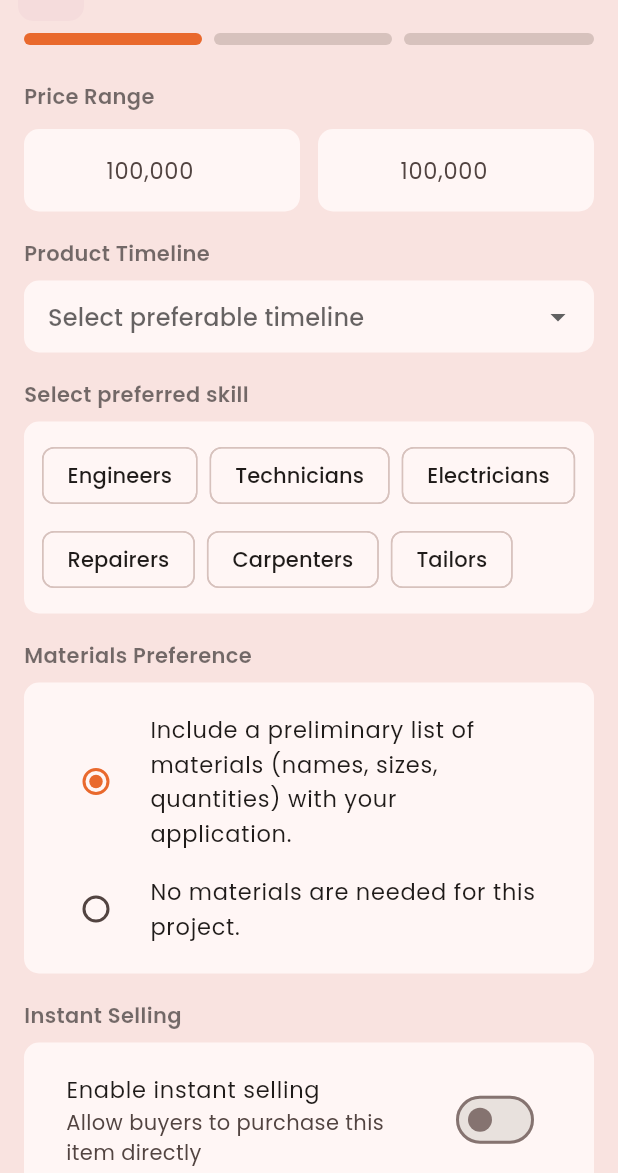
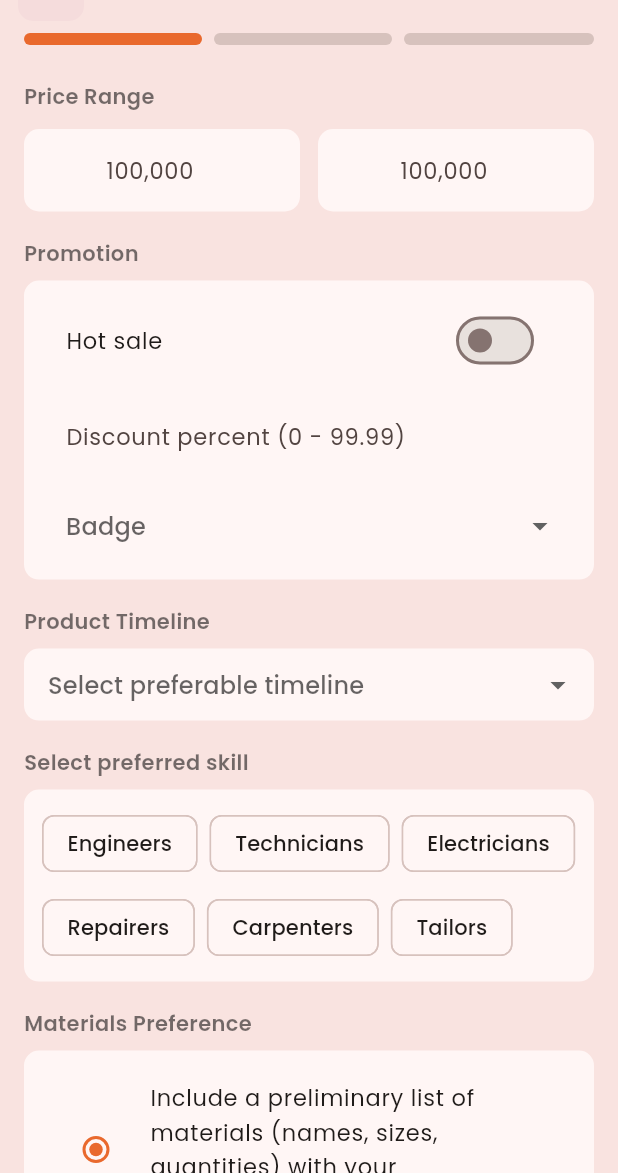
Before and after one commit to Dev-Engine-Tech/artisan_redesign, a Flutter app: the UploadCataloguePage screen opened directly, swiped to page 2, on a phone screen of 412 x 824 dp, the part 63-1236 px from its top. Run offline on Flutter 3.47's test engine with Material 3 defaults, Android fonts, the light colour scheme and no system bars; our stand-ins replace bloc, cached_network_image, camera, cloud_firestore, dio, equatable and 19 more; missing offline and left inert: firebase_performance, phone_numbers_parser; accounts and stored records are empty; network calls fail.

Commit message:
catalo changes

```diff
--- a/lib/features/catalog/data/datasources/catalog_remote_data_source_fake.dart
+++ b/lib/features/catalog/data/datasources/catalog_remote_data_source_fake.dart
@@ -117,6 +117,10 @@ class CatalogRemoteDataSourceFake implements CatalogRemoteDataSource {
     String? projectTimeline,
     List<String> imagePaths = const [],
     bool instantSelling = false,
+    bool? hotSale,
+    String? discountPercent,
+    String? badge,
+    num? priceNumeric,
     String? brand,
     String? condition,
     String? salesCategory,
@@ -158,6 +162,10 @@ class CatalogRemoteDataSourceFake implements CatalogRemoteDataSource {
     String? projectTimeline,
     List<String> newImagePaths = const [],
     bool? instantSelling,
+    bool? hotSale,
+    String? discountPercent,
+    String? badge,
+    num? priceNumeric,
     String? brand,
     String? condition,
     String? salesCategory,
--- a/lib/features/catalog/data/repositories/catalog_repository_impl.dart
+++ b/lib/features/catalog/data/repositories/catalog_repository_impl.dart
@@ -35,6 +35,10 @@ class CatalogRepositoryImpl implements CatalogRepository {
     String? projectTimeline,
     List<String> imagePaths = const [],
     bool instantSelling = false,
+    bool? hotSale,
+    String? discountPercent,
+    String? badge,
+    num? priceNumeric,
     String? brand,
     String? condition,
     String? salesCategory,
@@ -50,6 +54,10 @@ class CatalogRepositoryImpl implements CatalogRepository {
       projectTimeline: projectTimeline,
       imagePaths: imagePaths,
       instantSelling: instantSelling,
+      hotSale: hotSale,
+      discountPercent: discountPercent,
+      badge: badge,
+      priceNumeric: priceNumeric,
       brand: brand,
       condition: condition,
       salesCategory: salesCategory,
@@ -70,6 +78,10 @@ class CatalogRepositoryImpl implements CatalogRepository {
     String? projectTimeline,
     List<String> newImagePaths = const [],
     bool? instantSelling,
+    bool? hotSale,
+    String? discountPercent,
+    String? badge,
+    num? priceNumeric,
     String? brand,
     String? condition,
     String? salesCategory,
@@ -86,6 +98,10 @@ class CatalogRepositoryImpl implements CatalogRepository {
       projectTimeline: projectTimeline,
       newImagePaths: newImagePaths,
       instantSelling: instantSelling,
+      hotSale: hotSale,
+      discountPercent: discountPercent,
+      badge: badge,
+      priceNumeric: priceNumeric,
       brand: brand,
       condition: condition,
       salesCategory: salesCategory,
--- a/lib/features/catalog/domain/repositories/catalog_repository.dart
+++ b/lib/features/catalog/domain/repositories/catalog_repository.dart
@@ -14,6 +14,10 @@ abstract class CatalogRepository {
     String? projectTimeline,
     List<String> imagePaths,
     bool instantSelling,
+    bool? hotSale,
+    String? discountPercent,
+    String? badge,
+    num? priceNumeric,
     String? brand,
     String? condition,
     String? salesCategory,
@@ -31,6 +35,10 @@ abstract class CatalogRepository {
     String? projectTimeline,
     List<String> newImagePaths,
     bool? instantSelling,
+    bool? hotSale,
+    String? discountPercent,
+    String? badge,
+    num? priceNumeric,
     String? brand,
     String? condition,
     String? salesCategory,
--- a/lib/features/catalog/domain/usecases/create_catalog.dart
+++ b/lib/features/catalog/domain/usecases/create_catalog.dart
@@ -14,6 +14,10 @@ class CreateCatalog {
     String? projectTimeline,
     List<String> imagePaths = const [],
     bool instantSelling = false,
+    bool? hotSale,
+    String? discountPercent,
+    String? badge,
+    num? priceNumeric,
     String? brand,
     String? condition,
     String? salesCategory,
@@ -29,6 +33,10 @@ class CreateCatalog {
         projectTimeline: projectTimeline,
         imagePaths: imagePaths,
         instantSelling: instantSelling,
+        hotSale: hotSale,
+        discountPercent: discountPercent,
+        badge: badge,
+        priceNumeric: priceNumeric,
         brand: brand,
         condition: condition,
         salesCategory: salesCategory,
--- a/lib/features/catalog/domain/usecases/update_catalog.dart
+++ b/lib/features/catalog/domain/usecases/update_catalog.dart
@@ -15,6 +15,10 @@ class UpdateCatalog {
     String? projectTimeline,
     List<String> newImagePaths = const [],
     bool? instantSelling,
+    bool? hotSale,
+    String? discountPercent,
+    String? badge,
+    num? priceNumeric,
     String? brand,
     String? condition,
     String? salesCategory,
@@ -31,6 +35,10 @@ class UpdateCatalog {
         projectTimeline: projectTimeline,
         newImagePaths: newImagePaths,
         instantSelling: instantSelling,
+        hotSale: hotSale,
+        discountPercent: discountPercent,
+        badge: badge,
+        priceNumeric: priceNumeric,
         brand: brand,
         condition: condition,
         salesCategory: salesCategory,
--- a/lib/features/jobs/presentation/pages/upload_catalogue_page.dart
+++ b/lib/features/jobs/presentation/pages/upload_catalogue_page.dart
@@ -49,12 +49,16 @@ class _UploadCataloguePageState extends State<UploadCataloguePage> {
 
   // Instant selling fields
   bool _instantSelling = false;
+  bool _hotSale = false;
   final TextEditingController _brandController = TextEditingController();
   String? _condition;
   final TextEditingController _salesCategoryController =
       TextEditingController();
   bool _warranty = false;
   bool _delivery = false;
+  final TextEditingController _discountController = TextEditingController();
+  final TextEditingController _priceNumericController = TextEditingController();
+  String? _badge; // '', 'new', 'hot', 'sale'
 
   final List<String> _conditions = ['Brand New', 'Foreign used', 'Local Used'];
 
@@ -90,6 +94,8 @@ class _UploadCataloguePageState extends State<UploadCataloguePage> {
     _subCategoryIdController.dispose();
     _brandController.dispose();
     _salesCategoryController.dispose();
+    _discountController.dispose();
+    _priceNumericController.dispose();
     super.dispose();
   }
 
@@ -217,6 +223,14 @@ class _UploadCataloguePageState extends State<UploadCataloguePage> {
           projectTimeline: timelineValue,
           imagePaths: _media,
           instantSelling: _instantSelling,
+          hotSale: _hotSale,
+          discountPercent: _discountController.text.trim().isEmpty
+              ? null
+              : _discountController.text.trim(),
+          badge: _badge,
+          priceNumeric: _priceNumericController.text.trim().isEmpty
+              ? null
+              : num.tryParse(_priceNumericController.text.trim()),
           brand: _brandController.text.trim().isEmpty
               ? null
               : _brandController.text.trim(),
@@ -239,6 +253,14 @@ class _UploadCataloguePageState extends State<UploadCataloguePage> {
           projectTimeline: timelineValue,
           newImagePaths: _media,
           instantSelling: _instantSelling,
+          hotSale: _hotSale,
+          discountPercent: _discountController.text.trim().isEmpty
+              ? null
+              : _discountController.text.trim(),
+          badge: _badge,
+          priceNumeric: _priceNumericController.text.trim().isEmpty
+              ? null
+              : num.tryParse(_priceNumericController.text.trim()),
           brand: _brandController.text.trim().isEmpty
               ? null
               : _brandController.text.trim(),
@@ -958,6 +980,10 @@ class _UploadCataloguePageState extends State<UploadCataloguePage> {
                   salesCategoryController: _salesCategoryController,
                   warranty: _warranty,
                   delivery: _delivery,
+                  hotSale: _hotSale,
+                  discountController: _discountController,
+                  badge: _badge,
+                  badges: const ['', 'new', 'hot', 'sale'],
                   onTimelineChanged: (v) => setState(() => _timeline = v),
                   onSkillToggled: (s) => setState(() {
                     if (_selectedSkills.contains(s)) {
@@ -973,6 +999,9 @@ class _UploadCataloguePageState extends State<UploadCataloguePage> {
                   onConditionChanged: (v) => setState(() => _condition = v),
                   onWarrantyChanged: (v) => setState(() => _warranty = v),
                   onDeliveryChanged: (v) => setState(() => _delivery = v),
+                  onHotSaleChanged: (v) =>
+                      setState(() => _hotSale = v ?? false),
+                  onBadgeChanged: (v) => setState(() => _badge = v),
                   onNext: _next,
                 ),
                 UploadCatalogueStep3(
--- a/lib/features/jobs/presentation/widgets/upload_catalogue_step2.dart
+++ b/lib/features/jobs/presentation/widgets/upload_catalogue_step2.dart
@@ -25,6 +25,12 @@ class UploadCatalogueStep2 extends StatelessWidget {
   final TextEditingController salesCategoryController;
   final bool warranty;
   final bool delivery;
+  final bool hotSale;
+  final TextEditingController? discountController;
+  final String? badge;
+  final List<String>? badges;
+  final ValueChanged<bool>? onHotSaleChanged;
+  final ValueChanged<String?>? onBadgeChanged;
   final ValueChanged<String?> onTimelineChanged;
   final ValueChanged<String> onSkillToggled;
   final ValueChanged<bool> onMaterialsChanged;
@@ -49,6 +55,12 @@ class UploadCatalogueStep2 extends StatelessWidget {
     required this.salesCategoryController,
     required this.warranty,
     required this.delivery,
+    this.hotSale = false,
+    this.discountController,
+    this.badge,
+    this.badges,
+    this.onHotSaleChanged,
+    this.onBadgeChanged,
     required this.onTimelineChanged,
     required this.onSkillToggled,
     required this.onMaterialsChanged,
@@ -107,6 +119,60 @@ class UploadCatalogueStep2 extends StatelessWidget {
               ),
             ),
           ],
+        ),
+        const SizedBox(height: 18),
+        const Text('Promotion', style: TextStyle(fontWeight: FontWeight.w600)),
+        AppSpacing.spaceSM,
+        Container(
+          padding: AppSpacing.paddingMD,
+          decoration: BoxDecoration(
+              color: context.cardBackgroundColor,
+              borderRadius: BorderRadius.circular(10)),
+          child: Column(
+            children: [
+              SwitchListTile(
+                title: const Text('Hot sale'),
+                value: hotSale,
+                onChanged: onHotSaleChanged,
+              ),
+              AppSpacing.spaceSM,
+              TextField(
+                controller: discountController,
+                keyboardType: TextInputType.number,
+                decoration: InputDecoration(
+                  prefixText: '',
+                  suffixText: '%',
+                  filled: true,
+                  fillColor: context.cardBackgroundColor,
+                  hintText: 'Discount percent (0 - 99.99)',
+                  border: OutlineInputBorder(
+                      borderRadius: BorderRadius.circular(10),
+                      borderSide: BorderSide.none),
+                  contentPadding:
+                      const EdgeInsets.symmetric(horizontal: 12, vertical: 16),
+                ),
+              ),
+              AppSpacing.spaceSM,
+              DropdownButtonFormField<String>(
+                value: badge,
+                items: (badges ?? const ['', 'new', 'hot', 'sale'])
+                    .map((b) => DropdownMenuItem(
+                        value: b, child: Text(b.isEmpty ? 'None' : b)))
+                    .toList(),
+                onChanged: onBadgeChanged,
+                decoration: InputDecoration(
+                  filled: true,
+                  fillColor: context.cardBackgroundColor,
+                  hintText: 'Badge',
+                  border: OutlineInputBorder(
+                      borderRadius: BorderRadius.circular(10),
+                      borderSide: BorderSide.none),
+                  contentPadding:
+                      const EdgeInsets.symmetric(horizontal: 12, vertical: 6),
+                ),
+              ),
+            ],
+          ),
         ),
         const SizedBox(height: 18),
         const Text('Product Timeline',
```
Also changed, not shown: lib/features/catalog/data/datasources/catalog_remote_data_source.dart (+109 -41 lines).
